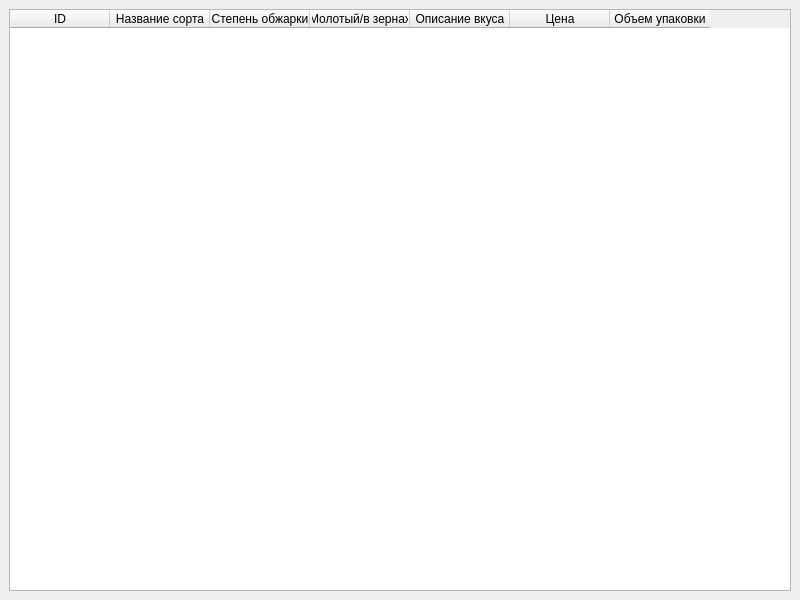
This is main.ui in Gravity-V/PythonGit as Qt 5 draws it before an edit. The edited form follows.
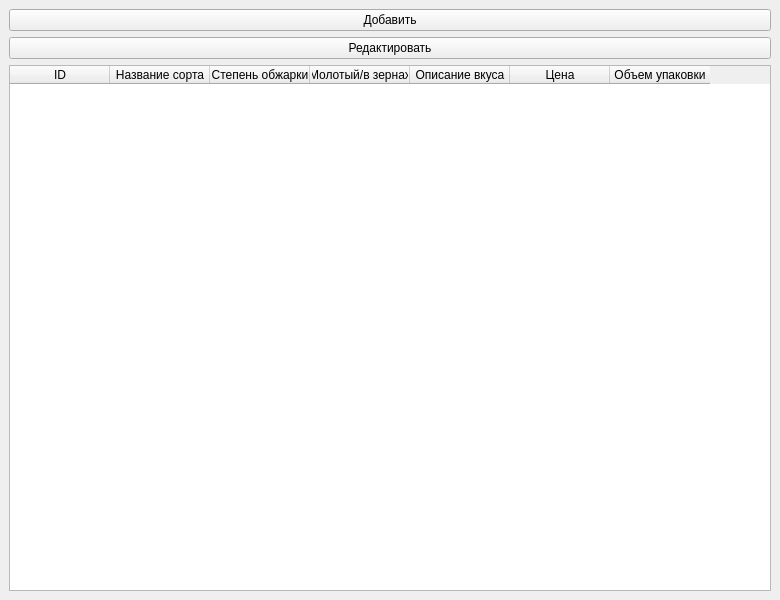
This is the edited form.

```diff
--- a/main.ui
+++ b/main.ui
@@ -6,7 +6,7 @@
    <rect>
     <x>0</x>
     <y>0</y>
-    <width>800</width>
+    <width>780</width>
     <height>600</height>
    </rect>
   </property>
@@ -15,8 +15,28 @@
   </property>
   <widget class="QWidget" name="centralwidget">
    <layout class="QVBoxLayout" name="verticalLayout">
+    <item>
+     <widget class="QPushButton" name="addButton">
+      <property name="text">
+       <string>Добавить</string>
+      </property>
+     </widget>
+    </item>
+    <item>
+     <widget class="QPushButton" name="editButton">
+      <property name="text">
+       <string>Редактировать</string>
+      </property>
+     </widget>
+    </item>
     <item>
      <widget class="QTableWidget" name="tableWidget">
+      <property name="sizePolicy">
+       <sizepolicy hsizetype="Minimum" vsizetype="Minimum">
+        <horstretch>0</horstretch>
+        <verstretch>0</verstretch>
+       </sizepolicy>
+      </property>
       <column>
        <property name="text">
         <string>ID</string>
```
